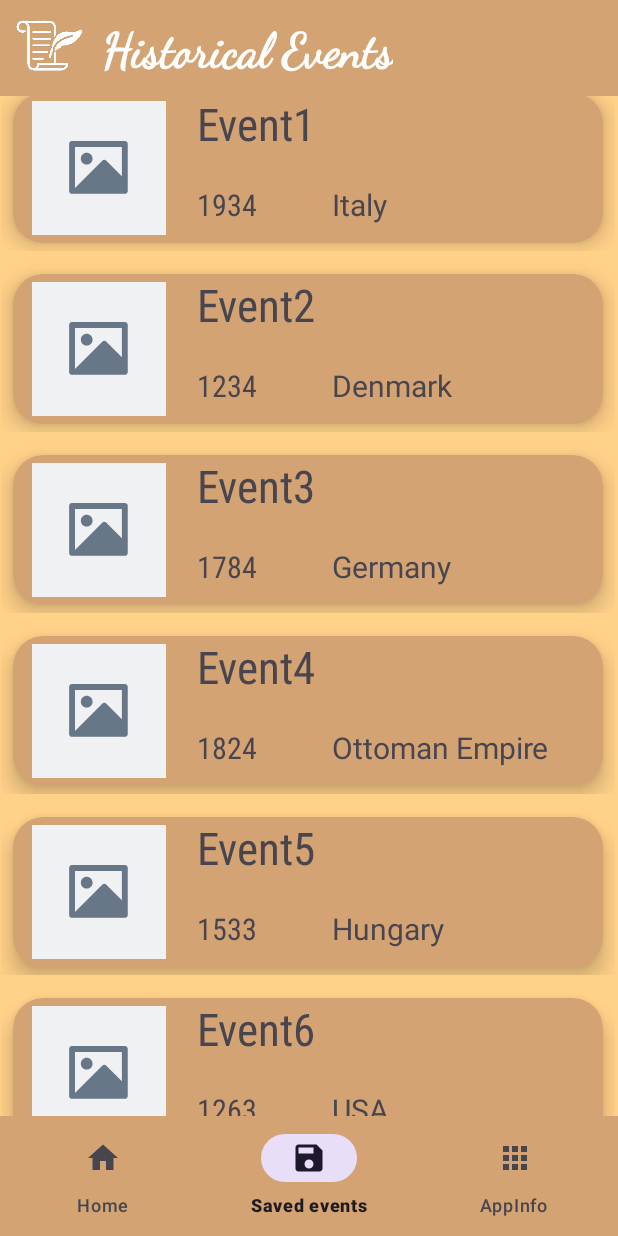
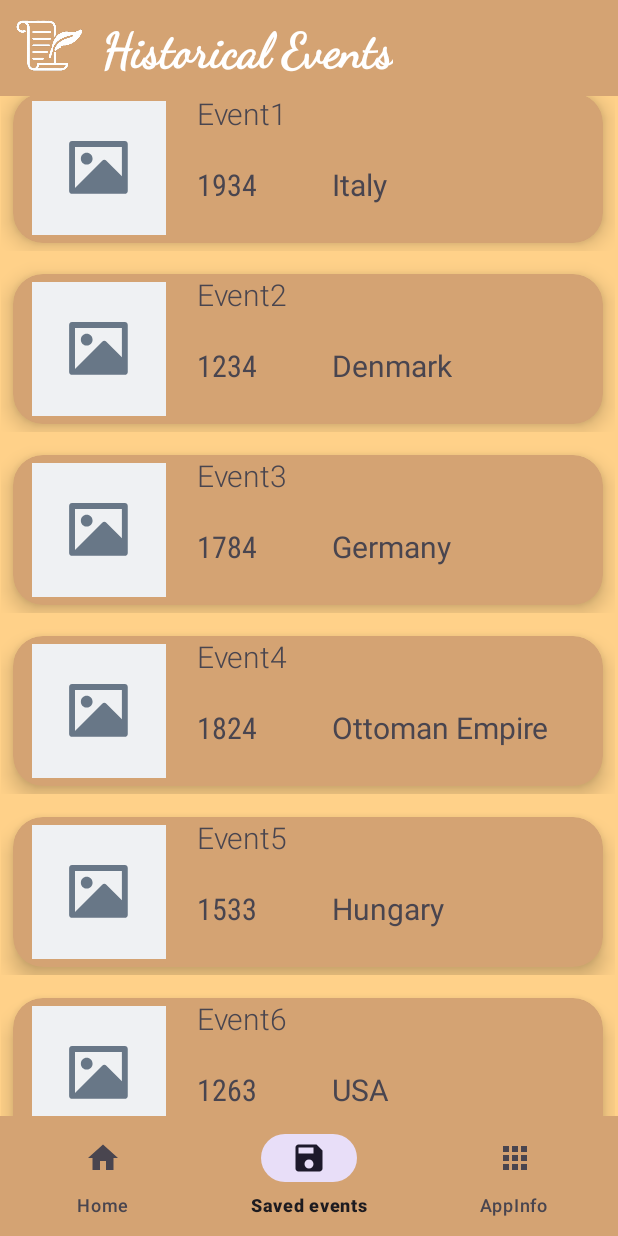
Before and after one commit to armandkoltai/android_beadando, an Android app: the fragment ListFragment placed in its activity, item 2 of the bottom bar chosen, on a phone screen of 412 x 824 dp. Run offline under Robolectric (Android 15) with nearby library versions, the phone set to English and light mode, and no system bars; pictures from the network do not load.

Commit message:
Fixed overflowing text in List view

```diff
--- a/app/src/main/java/com/example/dailyeventsapp/ListFragment.java
+++ b/app/src/main/java/com/example/dailyeventsapp/ListFragment.java
@@ -74,7 +74,7 @@ public class ListFragment extends Fragment implements RecyclerViewInterface {
                     eventList.clear();
                     for (WikipediaResponseModel.Event event : response.body().getEvents()) {
                         String title = event.getText();
-                        String date = getMonthFormat(month) + " " + String.format("%02d", day);
+                        String date = String.valueOf(event.getYear());
                         String location = event.getPages() != null && !event.getPages().isEmpty() ? event.getPages().get(0).getTitle() : "Unknown";
                         String description = event.getText();
                         String sourceLink = event.getPages() != null && !event.getPages().isEmpty() ? "https://en.wikipedia.org/wiki/" + event.getPages().get(0).getTitle().replace(" ", "_") : "";
--- a/app/src/main/res/layout/recycler_view_row.xml
+++ b/app/src/main/res/layout/recycler_view_row.xml
@@ -37,12 +37,14 @@
 
             <TextView
                 android:id="@+id/textView"
-                android:layout_width="wrap_content"
+                android:layout_width="0dp"
                 android:layout_height="wrap_content"
                 android:layout_marginStart="15dp"
-                android:fontFamily="sans-serif-condensed"
+                android:layout_marginEnd="30dp"
+                android:fontFamily="sans-serif-light"
                 android:text="@string/detail_title"
-                android:textSize="30sp"
+                android:textSize="20sp"
+                app:layout_constraintEnd_toEndOf="parent"
                 app:layout_constraintStart_toEndOf="@+id/imageView"
                 app:layout_constraintTop_toTopOf="parent" />
 
```
